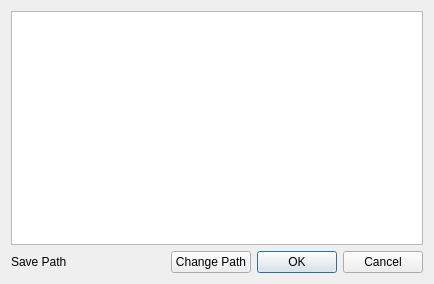
This is src/ui/transferdialog.ui in tusik/BunnyHole as Qt 5 draws it before an edit. The edited form follows.
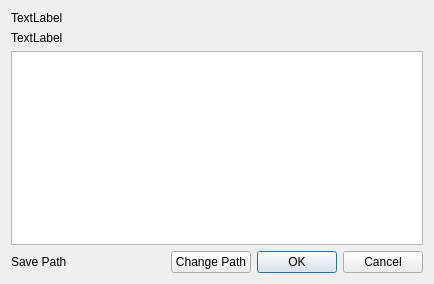
This is the edited form.

```diff
--- a/src/ui/transferdialog.ui
+++ b/src/ui/transferdialog.ui
@@ -14,6 +14,20 @@
    <string>Dialog</string>
   </property>
   <layout class="QVBoxLayout" name="verticalLayout">
+   <item>
+    <widget class="QLabel" name="source_label">
+     <property name="text">
+      <string>TextLabel</string>
+     </property>
+    </widget>
+   </item>
+   <item>
+    <widget class="QLabel" name="size_label">
+     <property name="text">
+      <string>TextLabel</string>
+     </property>
+    </widget>
+   </item>
    <item>
     <widget class="QTreeView" name="treeView"/>
    </item>
```
